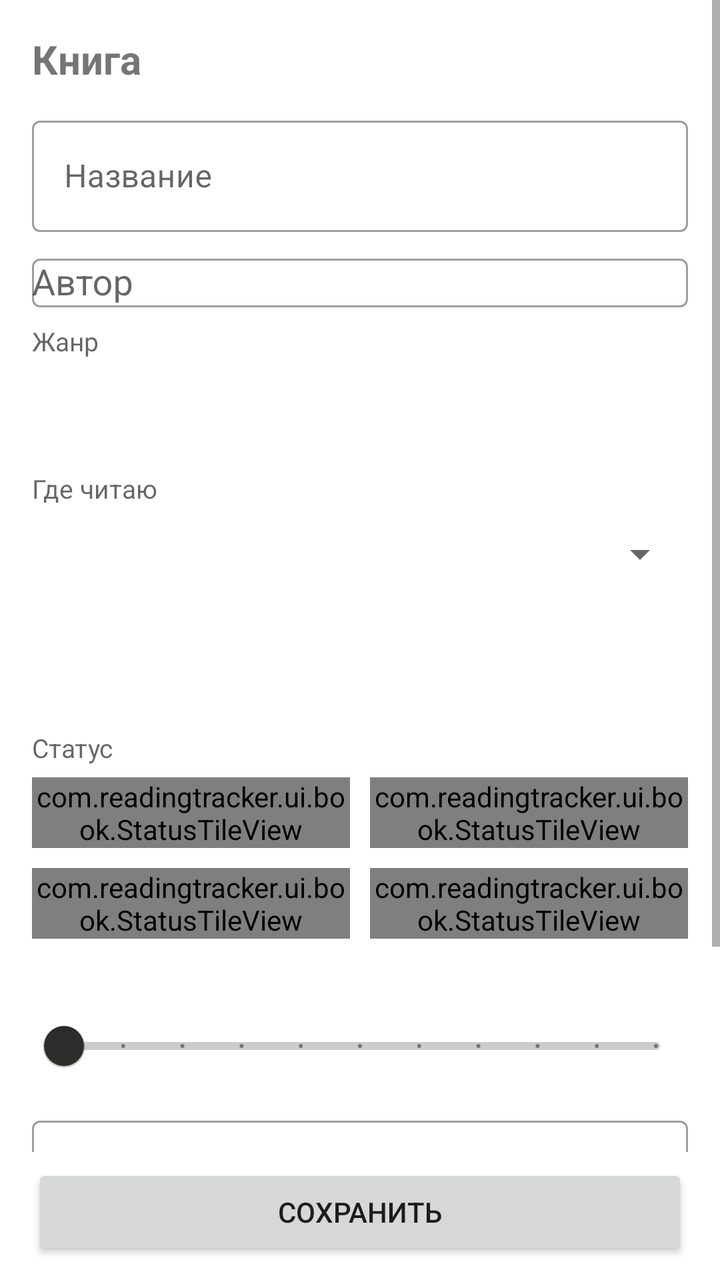
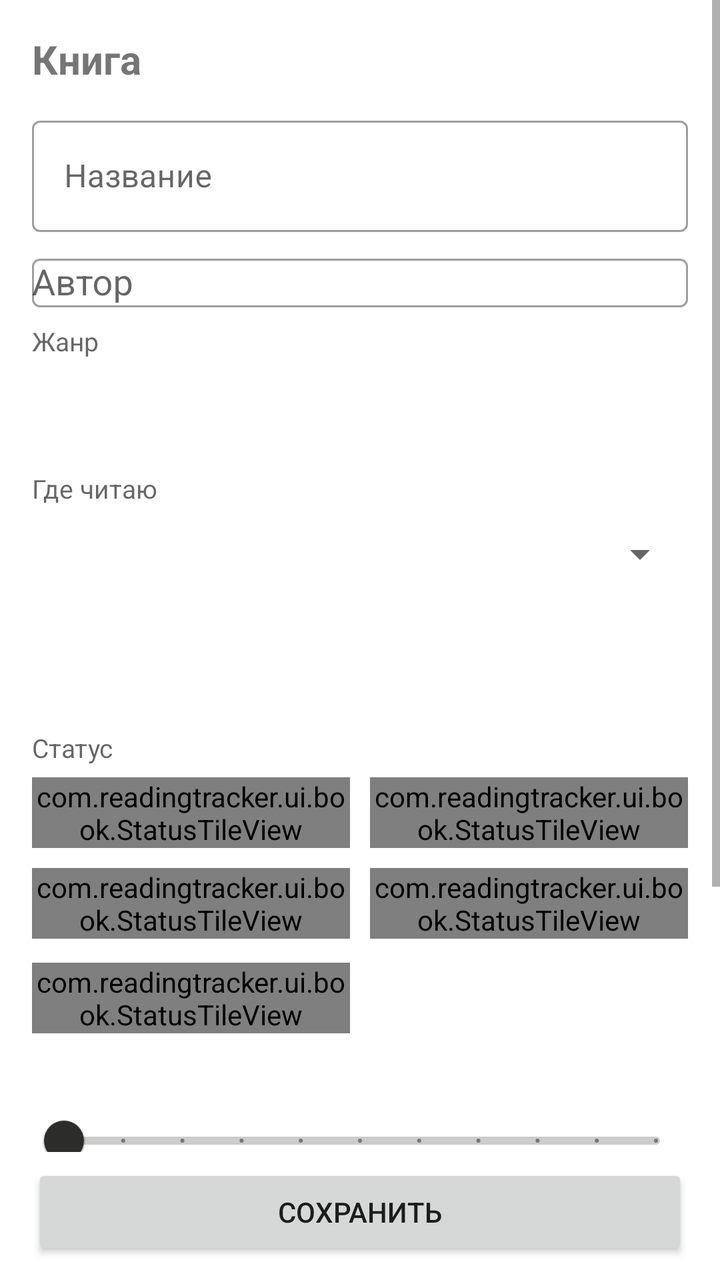

The first picture is an Android layout as it rendered before a commit; the second is the same layout after the commit. The layout source and the unified diff follow.
<!-- AndroidManifest.xml: application theme Theme.ReadingTracker -->
<!-- res/layout/activity_book.xml -->
<?xml version="1.0" encoding="utf-8"?>
<LinearLayout
    xmlns:android="http://schemas.android.com/apk/res/android"
    xmlns:app="http://schemas.android.com/apk/res-auto"
    android:layout_width="match_parent"
    android:layout_height="match_parent"
    android:orientation="vertical">

<ScrollView
    android:layout_width="match_parent"
    android:layout_height="0dp"
    android:layout_weight="1"
    android:fillViewport="true">

    <LinearLayout
        android:layout_width="match_parent"
        android:layout_height="wrap_content"
        android:orientation="vertical"
        android:padding="16dp">

        <TextView
            android:id="@+id/tvHeader"
            android:layout_width="wrap_content"
            android:layout_height="wrap_content"
            android:text="Книга"
            android:textSize="20sp"
            android:textStyle="bold"
            android:layout_marginBottom="12dp" />

        <com.google.android.material.textfield.TextInputLayout
            android:layout_width="match_parent"
            android:layout_height="wrap_content"
            android:hint="Название"
            android:layout_marginBottom="8dp"
            style="@style/Widget.MaterialComponents.TextInputLayout.OutlinedBox">
            <com.google.android.material.textfield.TextInputEditText
                android:id="@+id/etTitle"
                android:layout_width="match_parent"
                android:layout_height="wrap_content"
                android:inputType="textCapSentences" />
        </com.google.android.material.textfield.TextInputLayout>

        <com.google.android.material.textfield.TextInputLayout
            android:layout_width="match_parent"
            android:layout_height="wrap_content"
            android:hint="Автор"
            android:layout_marginBottom="8dp"
            style="@style/Widget.MaterialComponents.TextInputLayout.OutlinedBox">
            <com.google.android.material.textfield.MaterialAutoCompleteTextView
                android:id="@+id/etAuthor"
                android:layout_width="match_parent"
                android:layout_height="wrap_content"
                android:completionThreshold="1"
                android:inputType="textCapWords" />
        </com.google.android.material.textfield.TextInputLayout>

        <TextView
            android:layout_width="wrap_content"
            android:layout_height="wrap_content"
            android:text="Жанр"
            android:textColor="?android:attr/textColorSecondary"
            android:textSize="13sp" />

        <TextView
            android:id="@+id/tvGenres"
            android:layout_width="match_parent"
            android:layout_height="wrap_content"
            android:minHeight="48dp"
            android:gravity="center_vertical"
            android:paddingStart="4dp"
            android:paddingEnd="4dp"
            android:background="?attr/selectableItemBackground"
            android:clickable="true"
            android:focusable="true"
            android:textSize="16sp"
            android:layout_marginBottom="8dp" />

        <TextView
            android:layout_width="wrap_content"
            android:layout_height="wrap_content"
            android:text="Где читаю"
            android:textColor="?android:attr/textColorSecondary"
            android:textSize="13sp" />

        <Spinner
            android:id="@+id/spSource"
            android:layout_width="match_parent"
            android:layout_height="48dp"
            android:layout_marginBottom="8dp" />

        <LinearLayout
            android:layout_width="match_parent"
            android:layout_height="wrap_content"
            android:orientation="horizontal"
            android:layout_marginBottom="8dp">

            <Button
                android:id="@+id/btnStartDate"
                android:layout_width="0dp"
                android:layout_height="wrap_content"
                android:layout_weight="1"
                android:layout_marginEnd="8dp"
                style="@style/Widget.MaterialComponents.Button.OutlinedButton" />

            <Button
                android:id="@+id/btnEndDate"
                android:layout_width="0dp"
                android:layout_height="wrap_content"
                android:layout_weight="1"
                style="@style/Widget.MaterialComponents.Button.OutlinedButton" />
        </LinearLayout>

        
        <LinearLayout
            android:id="@+id/manualTimeBlock"
            android:layout_width="match_parent"
            android:layout_height="wrap_content"
            android:orientation="vertical"
            android:visibility="gone"
            android:layout_marginBottom="8dp">

            <TextView
                android:layout_width="wrap_content"
                android:layout_height="wrap_content"
                android:text="Время чтения"
                android:textColor="?android:attr/textColorSecondary"
                android:textSize="13sp" />

            <LinearLayout
                android:layout_width="match_parent"
                android:layout_height="wrap_content"
                android:orientation="horizontal">

                <com.google.android.material.textfield.TextInputLayout
                    android:layout_width="0dp"
                    android:layout_height="wrap_content"
                    android:layout_weight="1"
                    android:layout_marginEnd="8dp"
                    android:hint="часы"
                    style="@style/Widget.MaterialComponents.TextInputLayout.OutlinedBox">
                    <com.google.android.material.textfield.TextInputEditText
                        android:id="@+id/etManualHours"
                        android:layout_width="match_parent"
                        android:layout_height="wrap_content"
                        android:maxLength="4"
                        android:inputType="number" />
                </com.google.android.material.textfield.TextInputLayout>

                <com.google.android.material.textfield.TextInputLayout
                    android:layout_width="0dp"
                    android:layout_height="wrap_content"
                    android:layout_weight="1"
                    android:hint="минуты"
                    style="@style/Widget.MaterialComponents.TextInputLayout.OutlinedBox">
                    <com.google.android.material.textfield.TextInputEditText
                        android:id="@+id/etManualMinutes"
                        android:layout_width="match_parent"
                        android:layout_height="wrap_content"
                        android:maxLength="4"
                        android:inputType="number" />
                </com.google.android.material.textfield.TextInputLayout>
            </LinearLayout>

            <TextView
                android:id="@+id/tvManualHint"
                android:layout_width="wrap_content"
                android:layout_height="wrap_content"
                android:layout_marginTop="4dp"
                android:text="Пойдёт в статистику: в общее время и суммы за месяц и год, поровну на дни книги."
                android:textColor="?android:attr/textColorSecondary"
                android:textSize="12sp" />
        </LinearLayout>

        <TextView
            android:layout_width="wrap_content"
            android:layout_height="wrap_content"
            android:text="Статус"
            android:textColor="?android:attr/textColorSecondary"
            android:textSize="13sp" />

        
        <LinearLayout
            android:layout_width="match_parent"
            android:layout_height="wrap_content"
            android:layout_marginTop="6dp"
            android:orientation="horizontal">
            <com.readingtracker.ui.book.StatusTileView
                android:id="@+id/stReading"
                android:layout_width="0dp"
                android:layout_height="wrap_content"
                android:layout_weight="1"
                android:layout_marginEnd="10dp" />
            <com.readingtracker.ui.book.StatusTileView
                android:id="@+id/stFinished"
                android:layout_width="0dp"
                android:layout_height="wrap_content"
                android:layout_weight="1" />
        </LinearLayout>

        <LinearLayout
            android:layout_width="match_parent"
            android:layout_height="wrap_content"
            android:layout_marginTop="10dp"
            android:layout_marginBottom="12dp"
            android:orientation="horizontal">
            <com.readingtracker.ui.book.StatusTileView
                android:id="@+id/stPaused"
                android:layout_width="0dp"
                android:layout_height="wrap_content"
                android:layout_weight="1"
                android:layout_marginEnd="10dp" />
            <com.readingtracker.ui.book.StatusTileView
                android:id="@+id/stAbandoned"
                android:layout_width="0dp"
                android:layout_height="wrap_content"
                android:layout_weight="1" />
        </LinearLayout>

        <TextView
            android:id="@+id/tvRating"
            android:layout_width="wrap_content"
            android:layout_height="wrap_content"
            android:textColor="?android:attr/textColorSecondary"
            android:textSize="13sp" />

        <com.google.android.material.slider.Slider
            android:id="@+id/slRating"
            android:layout_width="match_parent"
            android:layout_height="wrap_content"
            android:valueFrom="0"
            android:valueTo="10"
            android:stepSize="1"
            android:layout_marginBottom="8dp" />

        <com.google.android.material.textfield.TextInputLayout
            android:layout_width="match_parent"
            android:layout_height="wrap_content"
            android:hint="Заметки"
            android:layout_marginBottom="12dp"
            style="@style/Widget.MaterialComponents.TextInputLayout.OutlinedBox">
            <com.google.android.material.textfield.TextInputEditText
                android:id="@+id/etNotes"
                android:layout_width="match_parent"
                android:layout_height="wrap_content"
                android:gravity="top"
                android:minLines="4"
                android:inputType="textMultiLine|textCapSentences" />
        </com.google.android.material.textfield.TextInputLayout>

        <TextView
            android:id="@+id/tvBookStats"
            android:layout_width="match_parent"
            android:layout_height="wrap_content"
            android:textSize="14sp"
            android:lineSpacingExtra="2dp"
            android:layout_marginBottom="12dp"
            android:visibility="gone" />

        <Button
            android:id="@+id/btnOpenReader"
            android:layout_width="match_parent"
            android:layout_height="wrap_content"
            android:text="Открыть в читалке"
            android:visibility="gone"
            style="@style/Widget.MaterialComponents.Button.OutlinedButton" />

        <Button
            android:id="@+id/btnDelete"
            android:layout_width="match_parent"
            android:layout_height="wrap_content"
            android:text="Удалить книгу"
            android:visibility="gone"
            style="@style/Widget.MaterialComponents.Button.TextButton" />

    </LinearLayout>
</ScrollView>

    <Button
        android:id="@+id/btnSave"
        android:layout_width="match_parent"
        android:layout_height="wrap_content"
        android:layout_marginStart="16dp"
        android:layout_marginEnd="16dp"
        android:layout_marginTop="6dp"
        android:layout_marginBottom="10dp"
        android:text="Сохранить" />
</LinearLayout>
<!-- resources referenced by this layout -->
<resources>
  <color name="rt_ink">#2C2C2A</color>
  <color name="rt_bg">#FFFFFF</color>
  <!-- drawable rt_tile_16 (drawable) -->
  <?xml version="1.0" encoding="utf-8"?>
  <shape xmlns:android="http://schemas.android.com/apk/res/android" android:shape="rectangle">
      <solid android:color="@color/rt_tile" />
      <stroke android:width="1dp" android:color="@color/rt_tile_stroke" />
      <corners android:radius="16dp" />
  </shape>
  <!-- drawable rt_tile_18 (drawable) -->
  <?xml version="1.0" encoding="utf-8"?>
  <shape xmlns:android="http://schemas.android.com/apk/res/android" android:shape="rectangle">
      <solid android:color="@color/rt_tile" />
      <stroke android:width="1dp" android:color="@color/rt_tile_stroke" />
      <corners android:radius="18dp" />
  </shape>
  <!-- drawable rt_ring_tile (drawable) -->
  <?xml version="1.0" encoding="utf-8"?>
  <shape xmlns:android="http://schemas.android.com/apk/res/android" android:shape="rectangle">
      <solid android:color="@color/rt_ring_bg" />
      <stroke android:width="1dp" android:color="@color/rt_ring_stroke" />
      <corners android:radius="18dp" />
  </shape>
  <!-- drawable rt_reader_btn (drawable) -->
  <?xml version="1.0" encoding="utf-8"?>
  <shape xmlns:android="http://schemas.android.com/apk/res/android" android:shape="rectangle">
      <solid android:color="@android:color/transparent" />
      <stroke android:width="1.5dp" android:color="@color/rt_reader_stroke" />
      <corners android:radius="12dp" />
  </shape>
  <color name="rt_ink2">#5F5E5A</color>
  <color name="rt_ink3">#B4B2A9</color>
  <color name="rt_tile">#F6F5F1</color>
  <color name="rt_tile_stroke">#B4B2A9</color>
  <color name="rt_strong">#2C2C2A</color>
  <color name="rt_on_strong">#F4F2EC</color>
  <color name="rt_on_strong2">#D3D1C7</color>
  <color name="rt_ring_bg">#2C2C2A</color>
  <color name="rt_ring_stroke">#2C2C2A</color>
  <color name="rt_ring_fg">#F1EFE9</color>
  <color name="rt_ring_sub">#D3D1C7</color>
  <color name="rt_ring_track">#5F5E5A</color>
  <color name="rt_ring_prog">#ECEAE3</color>
  <color name="rt_ring_track2">#444441</color>
  <color name="rt_ring_prog2">#B4B2A9</color>
  <color name="rt_bar0">#D3D1C7</color>
  <color name="rt_bar1">#B4B2A9</color>
  <color name="rt_bar2">#888780</color>
  <color name="rt_bar3">#5F5E5A</color>
  <color name="rt_bar4">#2C2C2A</color>
  <color name="rt_bar_zero_text">#B4B2A9</color>
  <color name="rt_cover">#F6F5F1</color>
  <color name="rt_cover_stroke">#2C2C2A</color>
  <color name="rt_cover_hinge">#D3D1C7</color>
  <color name="rt_board">#EDEBE4</color>
  <color name="rt_pages">#F5F3EE</color>
  <color name="rt_page_line">#B4B2A9</color>
  <color name="rt_spine">#DCDAD2</color>
  <color name="rt_band">#F9F7F2</color>
  <color name="rt_band_stroke">#2C2C2A</color>
  <color name="rt_band_rule">#D3D1C7</color>
  <color name="rt_band_text">#2C2C2A</color>
  <color name="rt_band_fold">#D3D1C7</color>
  <color name="rt_band_shadow">#292C2C2A</color>
  <color name="rt_brick">#888780</color>
  <color name="rt_brick_today">#2C2C2A</color>
  <color name="rt_brick_empty">#B4B2A9</color>
  <color name="rt_book_d">#2C2C2A</color>
  <color name="rt_book_m">#5F5E5A</color>
  <color name="rt_book_l">#888780</color>
  <color name="rt_book_cap">#141413</color>
  <color name="rt_ghost">#9C9A92</color>
  <color name="rt_ghost_stripe">#D3D1C7</color>
  <color name="rt_shelf">#2C2C2A</color>
  <color name="rt_block_ghost">#888780</color>
  <color name="rt_block_ghost_big">#B4B2A9</color>
  <color name="rt_reader_stroke">#888780</color>
  <color name="rt_nav_line">#D3D1C7</color>
  <color name="rt_cover2">#B4B2A9</color>
  <color name="rt_cover3">#5F5E5A</color>
  <color name="rt_cover4">#888780</color>
  <color name="rt_accent">#2C2C2A</color>
  <color name="rt_screen_bg">#FFFFFF</color>
  <color name="rt_chart_grid">#E2E1DC</color>
  <color name="rt_heat0">#EBEAE6</color>
  <!-- unchanged entries left out for length: 1 -->
</resources>

<!-- the commit's change to res/layout/activity_book.xml (unified diff, before → after) -->
@@ -216,6 +216,33 @@
                 android:layout_weight="1" />
         </LinearLayout>
 
+        <LinearLayout
+            android:layout_width="match_parent"
+            android:layout_height="wrap_content"
+            android:layout_marginBottom="12dp"
+            android:orientation="horizontal">
+            <com.readingtracker.ui.book.StatusTileView
+                android:id="@+id/stRereading"
+                android:layout_width="0dp"
+                android:layout_height="wrap_content"
+                android:layout_weight="1"
+                android:layout_marginEnd="10dp" />
+            <View
+                android:layout_width="0dp"
+                android:layout_height="1dp"
+                android:layout_weight="1" />
+        </LinearLayout>
+
+        
+        <TextView
+            android:id="@+id/tvReadings"
+            android:layout_width="match_parent"
+            android:layout_height="wrap_content"
+            android:textSize="14sp"
+            android:lineSpacingExtra="3dp"
+            android:layout_marginBottom="12dp"
+            android:visibility="gone" />
+
         <TextView
             android:id="@+id/tvRating"
             android:layout_width="wrap_content"
